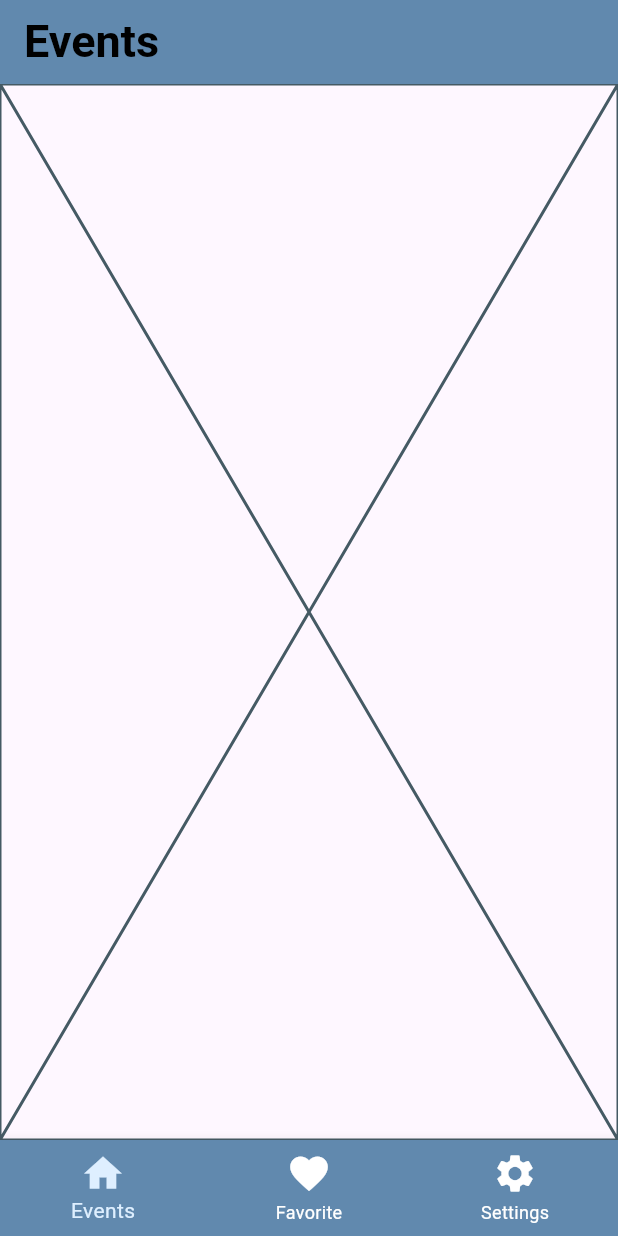
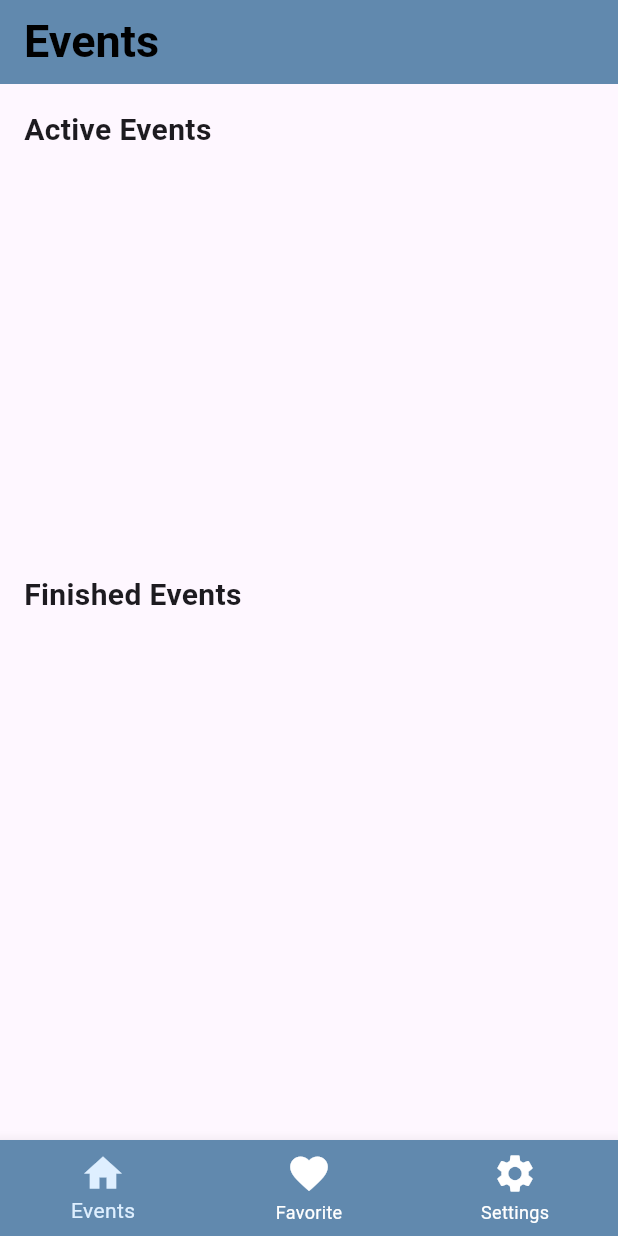
Before and after one commit to hole14/Dicoding-Event, a Flutter app: the screen it shows after launch, on a phone screen of 412 x 824 dp. Run offline on Flutter 3.47's test engine with Material 3 defaults, Android fonts, the phone set to English and light mode, and no system bars; network calls fail.

Commit message:
menyelesaikan upcoming

```diff
--- a/lib/component/constrains.dart
+++ b/lib/component/constrains.dart
@@ -2,3 +2,8 @@ import 'package:flutter/material.dart';
 
 const primaryColor = Color(0xFF6189AE);
 const secondColor = Color(0xFFDEEFFF);
+
+const kTitleUpcoming = TextStyle(
+  fontSize: 20,
+  fontWeight: FontWeight.bold
+);
--- a/lib/main.dart
+++ b/lib/main.dart
@@ -9,8 +9,10 @@ import 'package:dicoding_event/component/constrains.dart';
 
 void main() {
   runApp(
-    ChangeNotifierProvider(
-      create: (_) => EventViewModel(),
+    MultiProvider(
+      providers: [
+        ChangeNotifierProvider(create: (_) => EventViewModel()),
+      ],
       child: MyApp(),
     )
   );
--- a/lib/screen/home.dart
+++ b/lib/screen/home.dart
@@ -1,12 +1,56 @@
+import 'package:dicoding_event/component/constrains.dart';
+import 'package:dicoding_event/viewModel/eventViewModel.dart';
 import 'package:flutter/material.dart';
+import 'package:dicoding_event/component/upcoming.dart';
+import 'package:provider/provider.dart';
 
-class HomePage extends StatelessWidget {
-  const HomePage({super.key});
+class HomePage extends StatefulWidget {
+  @override
+  State<HomePage> createState() => _HomePageState();
+}
+
+class _HomePageState extends State<HomePage> {
+  @override
+  void initState() {
+    super.initState();
+    Future.microtask(()=>
+    Provider.of<EventViewModel>(context, listen: false).fetchUpcomingEvents());
+  }
 
   @override
   Widget build(BuildContext context) {
-    return const Placeholder(
-
+    return Padding(
+      padding: const EdgeInsets.all(16.0),
+      child: Consumer<EventViewModel>(
+        builder: (context, vm, child) {
+          if (vm.isLoading) {
+            return CircularProgressIndicator();
+          }
+          return Column(
+            crossAxisAlignment: CrossAxisAlignment.start,
+            children: <Widget>[
+              Text(
+                'Active Events',
+                style: kTitleUpcoming,
+              ),
+              SizedBox(
+                height: 8.0,
+              ),
+              UpcomingEvent(upcomingEvents: vm.upcomingEvents),
+              SizedBox(
+                height: 8.0,
+              ),
+              Text(
+                'Finished Events',
+                style: kTitleUpcoming,
+              ),
+              SizedBox(
+                height: 8.0,
+              ),
+            ],
+          );
+        },
+      ),
     );
   }
 }
```
Also changed, not shown: lib/component/upcoming.dart (+11 -10 lines), lib/model/event.dart (+4 -4 lines).
